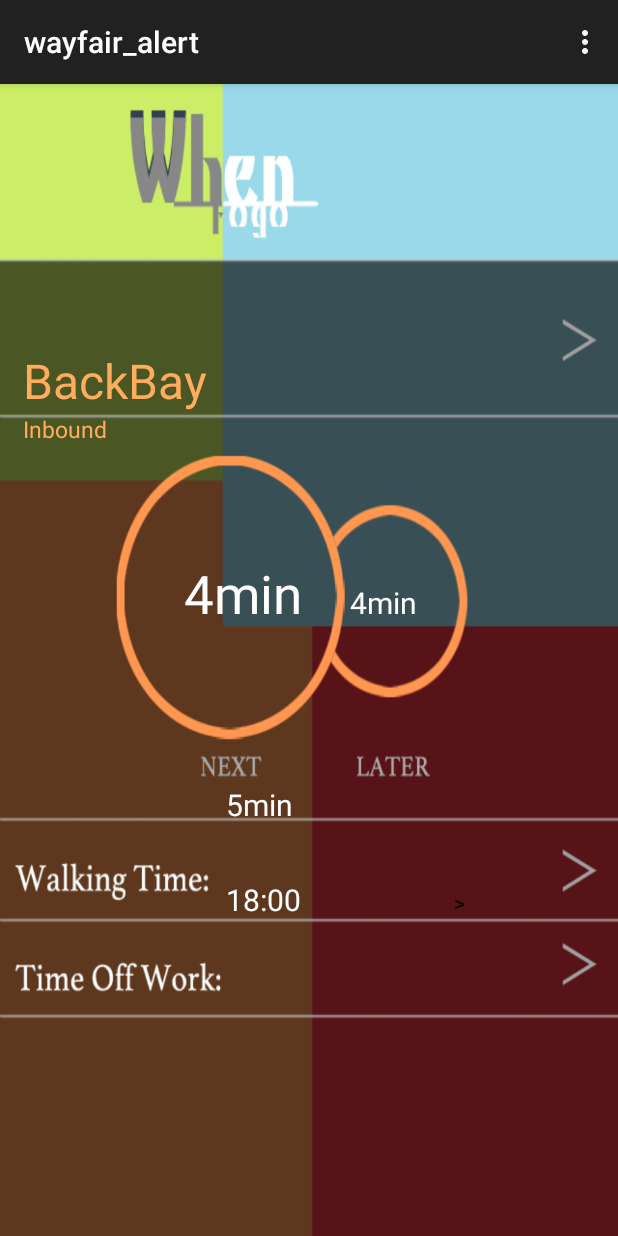
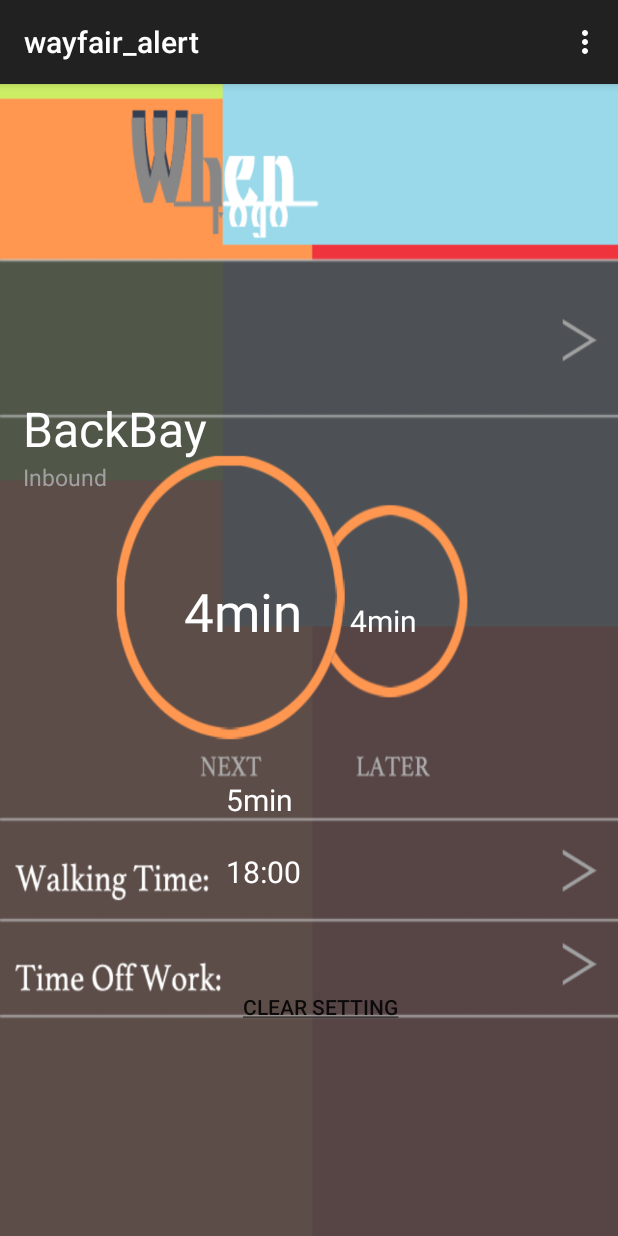
Before and after one commit to yawenl/subway_alert, an Android app: the screen it shows after launch (MainActivity), on a phone screen of 412 x 824 dp. Run offline under Robolectric (Android 15) with nearby library versions, the phone set to English and light mode, and no system bars.

Commit message:
design of setting page

```diff
--- a/app/src/main/java/com/example/lindsey/wayfair_alert/MainActivity.java
+++ b/app/src/main/java/com/example/lindsey/wayfair_alert/MainActivity.java
@@ -186,11 +186,9 @@
     public void setStationAndDirection() {
         this.work_station_name_view = (TextView)findViewById(R.id.work_station_name);
         this.work_station_name_view.setText(this.work_station_name);
-        this.work_station_name_view.setTextColor(Color.parseColor(line));
 
         this.work_station_direction = (TextView)findViewById(R.id.work_station_direction);
         this.work_station_direction.setText(this.direction_name);
-        this.work_station_direction.setTextColor(Color.parseColor(line));
     }
 
     public void setWalkTime() {
--- a/app/src/main/res/layout/activity_index.xml
+++ b/app/src/main/res/layout/activity_index.xml
@@ -16,13 +16,12 @@
             android:layout_height="wrap_content"
             android:layout_centerInParent="true"
             android:orientation="vertical"
-            android:paddingBottom="12dp">
+            android:paddingTop="80dp">
 
             <LinearLayout
                 android:layout_width="fill_parent"
                 android:layout_height="wrap_content"
-                android:orientation="horizontal"
-                android:layout_marginBottom="70dp">
+                android:orientation="horizontal">
 
                 <LinearLayout
                     android:layout_width="wrap_content"
@@ -68,7 +67,8 @@
                 android:layout_height="wrap_content"
                 android:orientation="horizontal"
                 android:layout_gravity="center_horizontal"
-                android:layout_marginBottom="90dp"
+                android:layout_marginBottom="80dp"
+                android:layout_marginTop="50dp"
                 android:layout_marginRight="13dp">
 
                 <TextView
@@ -96,9 +96,7 @@
                 android:layout_width="fill_parent"
                 android:layout_height="wrap_content"
                 android:orientation="horizontal"
-                android:paddingLeft="135dp"
-                android:layout_marginTop="5dp"
-                android:layout_marginBottom="15dp">
+                android:paddingLeft="135dp">
 
                 <TextView
                     android:layout_width="wrap_content"
@@ -139,12 +137,21 @@
                 <Button
                     android:layout_width="fill_parent"
                     android:layout_height="wrap_content"
-                    android:text=">"
+                    android:text=""
                     android:background="@android:color/transparent"
                     android:id="@+id/off_work_time_btn"
                     android:onClick="gotoTimeSetting" />
 
             </LinearLayout>
+
+            <Button
+                    android:layout_width="fill_parent"
+                    android:layout_height="wrap_content"
+                    android:text="@string/clear"
+                    android:background="@android:color/transparent"
+                    android:id="@+id/clear_cache_btn"
+                    android:layout_marginTop="30dp"
+                    android:onClick="clearEditor" />
 
         </LinearLayout>
 
--- a/app/src/main/res/layout/activity_set_start_time.xml
+++ b/app/src/main/res/layout/activity_set_start_time.xml
@@ -3,7 +3,7 @@
     android:layout_width="fill_parent"
     android:layout_height="fill_parent"
     android:orientation="horizontal"
-    android:background="#ff525252"
+    android:background="@drawable/setting_page_background"
     android:paddingLeft="15dp"
     android:paddingRight="15dp"
     android:paddingTop="15dp">
@@ -22,9 +22,9 @@
                 android:layout_width="fill_parent"
                 android:layout_height="wrap_content"
                 android:orientation="horizontal"
-                android:layout_gravity="center_horizontal"
+                android:gravity="center_horizontal"
                 android:layout_marginBottom="10dp"
-                android:background="#BBffffff">
+                android:background="#aaffffff">
 
                         <NumberPicker
                             android:layout_width="wrap_content"
@@ -46,7 +46,7 @@
                 android:layout_width="fill_parent"
                 android:layout_height="wrap_content"
                 android:orientation="horizontal"
-                android:background="#BBffffff"
+                android:background="#aaffffff"
                 android:layout_marginBottom="10dp"
                 android:layout_gravity="center_horizontal">
                     <TimePicker
@@ -60,7 +60,7 @@
                     android:layout_width="wrap_content"
                     android:layout_height="wrap_content"
                     android:text="Off Work"
-                    android:id="@+id/eWTS"
+                    android:id="@+id/eOWT"
                     android:layout_gravity="center_vertical" />
 
             </LinearLayout>
--- a/app/src/main/res/values/strings.xml
+++ b/app/src/main/res/values/strings.xml
@@ -8,5 +8,6 @@
     <string name="snooze_notifier">DismissNotifier</string>
     <string name="title_activity_index">IndexActivity</string>
     <string name="title_activity_set_start_time">SetStartTimeActivity</string>
+    <string name="clear"><u>Clear Setting</u></string>
     <string name="title_activity_set_stop_and_direction">SetStopAndDirectionActivity</string>
 </resources>
```
Also changed, not shown: app/src/main/res/drawable/main_page.png, app/src/main/res/drawable/setting_page_background.png (added), 4 other files.
